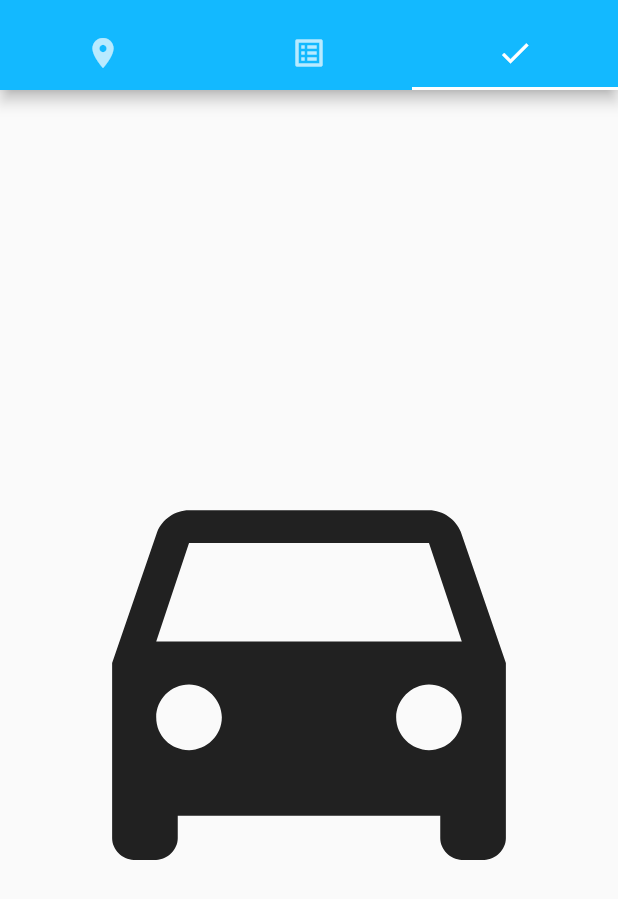
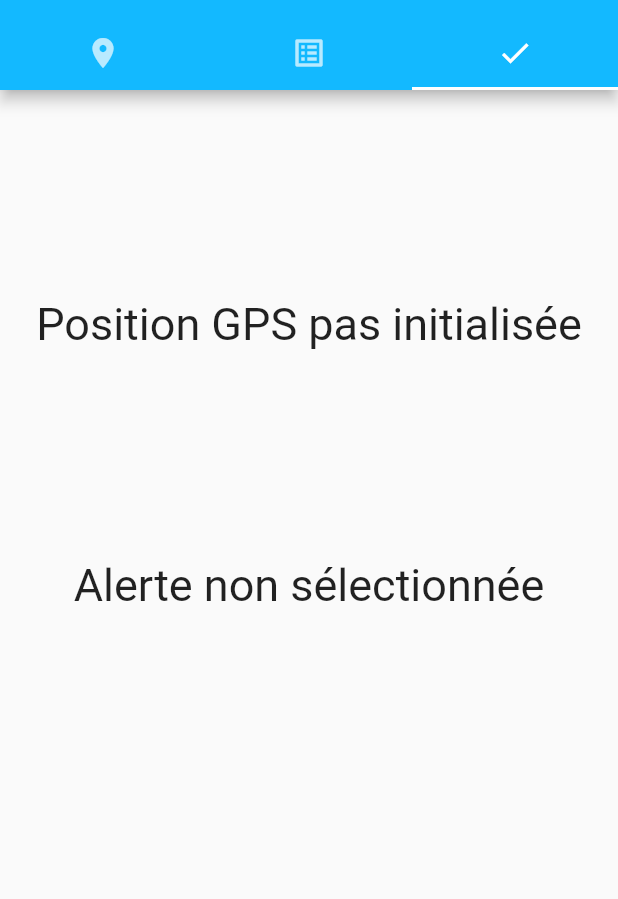
Before and after one commit to edd34/info-traffic-976, a Flutter app: the AlertAddPage screen opened directly, tab 3 chosen, on a phone screen of 412 x 824 dp. Shown: the top 899 px of the screen. Run offline on Flutter 3.47's test engine with Material 2 defaults, Android fonts, the phone set to English and light mode, and no system bars; our stand-ins replace bloc, cached_network_image, flutter_dotenv, flutter_map, latlong2, wakelock; missing offline and left inert: flutter_osm_plugin.

Commit message:
connect data to providers

```diff
--- a/lib/alert/providers/add_alert_provider.dart
+++ b/lib/alert/providers/add_alert_provider.dart
@@ -3,8 +3,8 @@ import 'package:flutter_osm_plugin/flutter_osm_plugin.dart';
 import 'package:info_traffic_976/alert/models/alert_table.dart';
 
 class AddAlertProvider extends ChangeNotifier {
-  late GeoPoint _currentPosition;
-  late AlertTable _selectedAlert;
+  GeoPoint _currentPosition = GeoPoint(latitude: 0, longitude: 0);
+  AlertTable _selectedAlert = AlertTable(-1, '', '', '');
   bool _completed = false;
   int _currentTabIndex = 0;
 
@@ -12,6 +12,11 @@ class AddAlertProvider extends ChangeNotifier {
   AlertTable get selectedAlert => _selectedAlert;
   bool get completed => _completed;
   GeoPoint get currentPosition => _currentPosition;
+
+  void reset() {
+    _currentPosition = GeoPoint(latitude: 0, longitude: 0);
+    _selectedAlert = AlertTable(-1, '', '', '');
+  }
 
   void resetCurrentTabIndex() => {_currentTabIndex = 0};
   void goNextTabIndex() => {_currentTabIndex++};
--- a/lib/alert/view/alert_add_page.dart
+++ b/lib/alert/view/alert_add_page.dart
@@ -1,6 +1,7 @@
 import 'package:flutter/material.dart';
 import 'package:info_traffic_976/alert/view/alert_grid_layout.dart';
 import 'package:info_traffic_976/alert/view/search_example.dart';
+import 'package:info_traffic_976/alert/view/submit_alert.dart';
 
 class AlertAddPage extends StatefulWidget {
   const AlertAddPage({Key? key}) : super(key: key);
@@ -40,8 +41,12 @@ class _AlertAddPageState extends State<AlertAddPage>
           controller: _tabController,
           children: const [
             LocationAppExample(),
-            Center(child: GridLayout()),
-            Icon(Icons.directions_car, size: 350),
+            Center(
+              child: GridLayout(),
+            ),
+            Center(
+              child: SubmitAlert(),
+            ),
           ],
         ),
       ),
--- a/lib/alert/view/alert_grid_layout.dart
+++ b/lib/alert/view/alert_grid_layout.dart
@@ -1,4 +1,6 @@
 import 'package:flutter/material.dart';
+import 'package:info_traffic_976/alert/models/alert_table.dart';
+import 'package:info_traffic_976/alert/providers/add_alert_provider.dart';
 import 'package:info_traffic_976/alert/providers/alert_providers.dart';
 import 'package:provider/provider.dart';
 
@@ -8,19 +10,25 @@ class GridLayout extends StatelessWidget {
   @override
   Widget build(BuildContext context) {
     final alertProvider = Provider.of<AlertProvider>(context);
+    final addAlertProvider = Provider.of<AddAlertProvider>(context);
     return GridView.count(
       // Create a grid with 2 columns. If you change the scrollDirection to
       // horizontal, this produces 2 rows.
       crossAxisCount: 2,
       // Generate 100 widgets that display their index in the List.
       children: List.generate(alertProvider.alertTableLength, (index) {
-        String alertCateogry = alertProvider.alertTable[index].category;
-        String alertType = alertProvider.alertTable[index].alertType;
-        String alertSubType = alertProvider.alertTable[index].alertSubtype;
+        AlertTable _alertTable = alertProvider.alertTable[index];
+
         return Center(
           child: Column(
             children: [
-              ElevatedButton(onPressed: () {}, child: Text(alertSubType))
+              ElevatedButton(
+                onPressed: () {
+                  addAlertProvider.setCurrentAlert(value: _alertTable);
+                  print(addAlertProvider.selectedAlert);
+                },
+                child: Text(_alertTable.alertSubtype),
+              )
             ],
           ),
         );
--- a/lib/alert/view/search_example.dart
+++ b/lib/alert/view/search_example.dart
@@ -15,12 +15,12 @@ class _LocationAppExampleState extends State<LocationAppExample> {
 
   @override
   Widget build(BuildContext context) {
+    final addAlertProvider =
+        Provider.of<AddAlertProvider>(context, listen: false);
     return Column(
       children: [
         ElevatedButton(
           onPressed: () async {
-            final addAlertProvider =
-                Provider.of<AddAlertProvider>(context, listen: false);
             final p = await showSimplePickerLocation(
               context: context,
               isDismissible: true,
@@ -33,6 +33,7 @@ class _LocationAppExampleState extends State<LocationAppExample> {
             );
             if (p != null) {
               addAlertProvider.setCurrentPosition(value: p);
+              print(addAlertProvider.currentPosition);
             }
           },
           child: const Text('Outil sélection position'),
@@ -41,6 +42,19 @@ class _LocationAppExampleState extends State<LocationAppExample> {
           onPressed: () {},
           child: const Text('Utiliser position GPS courante'),
         ),
+        const Text(
+          'Position GPS :',
+          style: TextStyle(fontSize: 30),
+        ),
+        Text(
+          'Latitude : ${addAlertProvider.currentPosition.latitude}',
+          style: const TextStyle(fontSize: 20),
+        ),
+        Text(
+          'Longitude : ${addAlertProvider.currentPosition.longitude}',
+          style: const TextStyle(fontSize: 20),
+        ),
+        const Spacer(),
       ],
     );
   }
--- /dev/null
+++ b/lib/alert/view/submit_alert.dart
@@ -0,0 +1,95 @@
+import 'package:flutter/material.dart';
+import 'package:info_traffic_976/alert/providers/add_alert_provider.dart';
+import 'package:provider/provider.dart';
+
+class SubmitAlert extends StatefulWidget {
+  const SubmitAlert({Key? key}) : super(key: key);
+
+  @override
+  State<SubmitAlert> createState() => _SubmitAlertState();
+}
+
+class _SubmitAlertState extends State<SubmitAlert> {
+  @override
+  Widget build(BuildContext context) {
+    final addAlertProvider = Provider.of<AddAlertProvider>(context);
+    final position = addAlertProvider.currentPosition;
+    final selectedAlert = addAlertProvider.selectedAlert;
+
+    if (position.latitude == 0 && position.longitude == 0 ||
+        selectedAlert.id == -1) {
+      return Column(
+        children: const [
+          Spacer(),
+          Text(
+            'Position GPS pas initialisée',
+            style: TextStyle(fontSize: 30),
+          ),
+          Spacer(),
+          Text(
+            'Alerte non sélectionnée',
+            style: TextStyle(fontSize: 30),
+          ),
+          Spacer(flex: 2),
+          Spacer(),
+        ],
+      );
+    }
+
+    return Column(
+      children: [
+        const Spacer(),
+        const Text(
+          'Position GPS :',
+          style: TextStyle(fontSize: 30),
+        ),
+        Text(
+          'Latitude : ${position.latitude}',
+          style: const TextStyle(fontSize: 20),
+        ),
+        Text(
+          'Longitude : ${position.longitude}',
+          style: const TextStyle(fontSize: 20),
+        ),
+        const Spacer(),
+        const Text(
+          'Alerte :',
+          style: TextStyle(fontSize: 30),
+        ),
+        Text(
+          'Type : ${selectedAlert.alertType}',
+          style: TextStyle(fontSize: 20),
+        ),
+        Text(
+          'Sous-Type : ${selectedAlert.alertSubtype}',
+          style: TextStyle(fontSize: 20),
+        ),
+        const Spacer(flex: 2),
+        Row(
+          children: [
+            const Spacer(),
+            ElevatedButton(
+              onPressed: () {
+                addAlertProvider.reset();
+              },
+              child: const Text(
+                'Effacer',
+                style: TextStyle(fontSize: 25),
+              ),
+            ),
+            const Spacer(),
+            ElevatedButton(
+              onPressed: () {},
+              child: const Text(
+                'Valider',
+                style: TextStyle(fontSize: 25),
+              ),
+            ),
+            const Spacer(),
+          ],
+        ),
+        const Spacer(),
+      ],
+    );
+  }
+}
```
